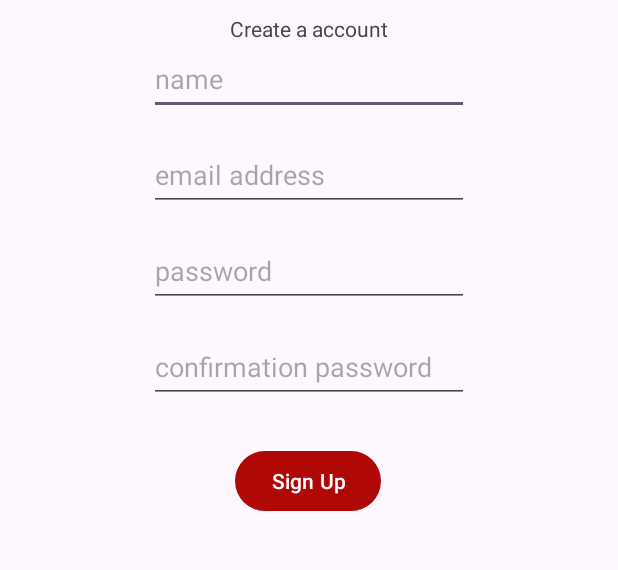
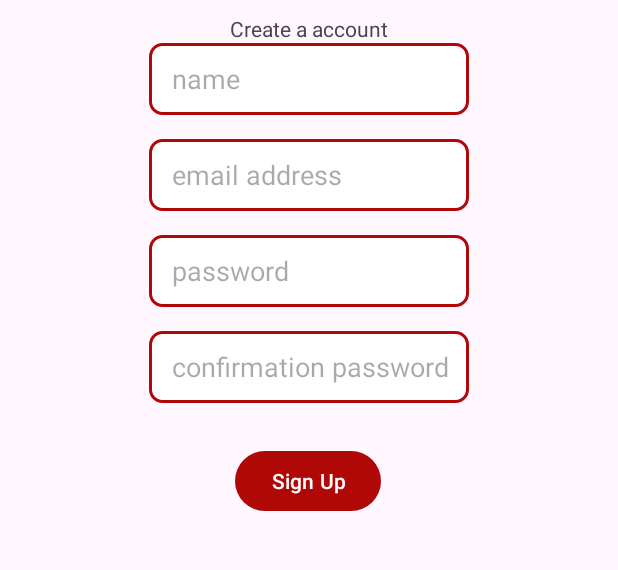
Before and after one commit to harismuj/ECanteen, an Android app: the RegisterActivity screen opened directly, with no data from a screen before it, on a phone screen of 412 x 824 dp, the part 353-923 px from its top. Run offline under Robolectric (Android 15) with nearby library versions, the phone set to English and light mode, and no system bars.

```diff
--- /dev/null
+++ b/app/src/main/res/drawable/rounded_editext.xml
@@ -0,0 +1,22 @@
+<?xml version="1.0" encoding="utf-8"?>
+<!-- rounded_edittext_background.xml -->
+<layer-list xmlns:android="http://schemas.android.com/apk/res/android">
+    <!-- Layer untuk outline -->
+    <item>
+        <shape android:shape="rectangle">
+            <solid android:color="@android:color/transparent" />
+            <corners android:radius="8dp" />
+            <stroke
+                android:color="@color/red"
+                android:width="2dp" /> <!-- Lebar outline -->
+        </shape>
+    </item>
+
+    <!-- Layer untuk latar belakang -->
+    <item android:right="2dp" android:left="2dp" android:top="2dp" android:bottom="2dp">
+        <shape android:shape="rectangle">
+            <solid android:color="#FFFFFF" /> <!-- Set warna latar belakang -->
+            <corners android:radius="8dp" /> <!-- Set sudut yang dibulatkan -->
+        </shape>
+    </item>
+</layer-list>
--- a/app/src/main/res/layout/activity_login.xml
+++ b/app/src/main/res/layout/activity_login.xml
@@ -54,10 +54,13 @@
         android:layout_width="wrap_content"
         android:layout_height="wrap_content"
         android:layout_marginTop="8dp"
+        android:background="@drawable/rounded_editext"
         android:ems="10"
         android:hint="password"
         android:inputType="textPassword"
         android:minHeight="48dp"
+        android:paddingLeft="15sp"
+        android:paddingRight="7sp"
         app:layout_constraintEnd_toEndOf="parent"
         app:layout_constraintHorizontal_bias="0.502"
         app:layout_constraintStart_toStartOf="parent"
@@ -82,7 +85,6 @@
         android:textSize="24sp"
         android:textStyle="bold"
         app:layout_constraintEnd_toEndOf="@+id/imageView2"
-        app:layout_constraintHorizontal_bias="0.0"
         app:layout_constraintStart_toStartOf="@+id/imageView2"
         app:layout_constraintTop_toBottomOf="@+id/imageView2" />
 
@@ -91,10 +93,13 @@
         android:layout_width="wrap_content"
         android:layout_height="wrap_content"
         android:layout_marginTop="20dp"
+        android:background="@drawable/rounded_editext"
         android:ems="10"
         android:hint="email"
         android:inputType="textEmailAddress"
         android:minHeight="48dp"
+        android:paddingLeft="15sp"
+        android:paddingRight="7sp"
         app:layout_constraintEnd_toEndOf="parent"
         app:layout_constraintHorizontal_bias="0.502"
         app:layout_constraintStart_toStartOf="parent"
--- a/app/src/main/res/layout/activity_register.xml
+++ b/app/src/main/res/layout/activity_register.xml
@@ -42,6 +42,9 @@
         app:layout_constraintVertical_bias="0.437" />
 
     <EditText
+        android:paddingLeft="15sp"
+        android:paddingRight="7sp"
+        android:background="@drawable/rounded_editext"
         android:id="@+id/etName"
         android:layout_width="wrap_content"
         android:layout_height="wrap_content"
@@ -54,6 +57,9 @@
         app:layout_constraintTop_toBottomOf="@+id/textView3" />
 
     <EditText
+        android:paddingLeft="15sp"
+        android:paddingRight="7sp"
+        android:background="@drawable/rounded_editext"
         android:id="@+id/etEmail"
         android:layout_width="wrap_content"
         android:layout_height="wrap_content"
@@ -68,6 +74,9 @@
         app:layout_constraintTop_toBottomOf="@+id/etName" />
 
     <EditText
+        android:paddingLeft="15sp"
+        android:paddingRight="7sp"
+        android:background="@drawable/rounded_editext"
         android:id="@+id/etPassword1"
         android:layout_width="wrap_content"
         android:layout_height="wrap_content"
@@ -80,6 +89,9 @@
         app:layout_constraintTop_toBottomOf="@+id/etEmail" />
 
     <EditText
+        android:paddingLeft="15sp"
+        android:paddingRight="7sp"
+        android:background="@drawable/rounded_editext"
         android:id="@+id/etPassword2"
         android:layout_width="wrap_content"
         android:layout_height="wrap_content"
```
